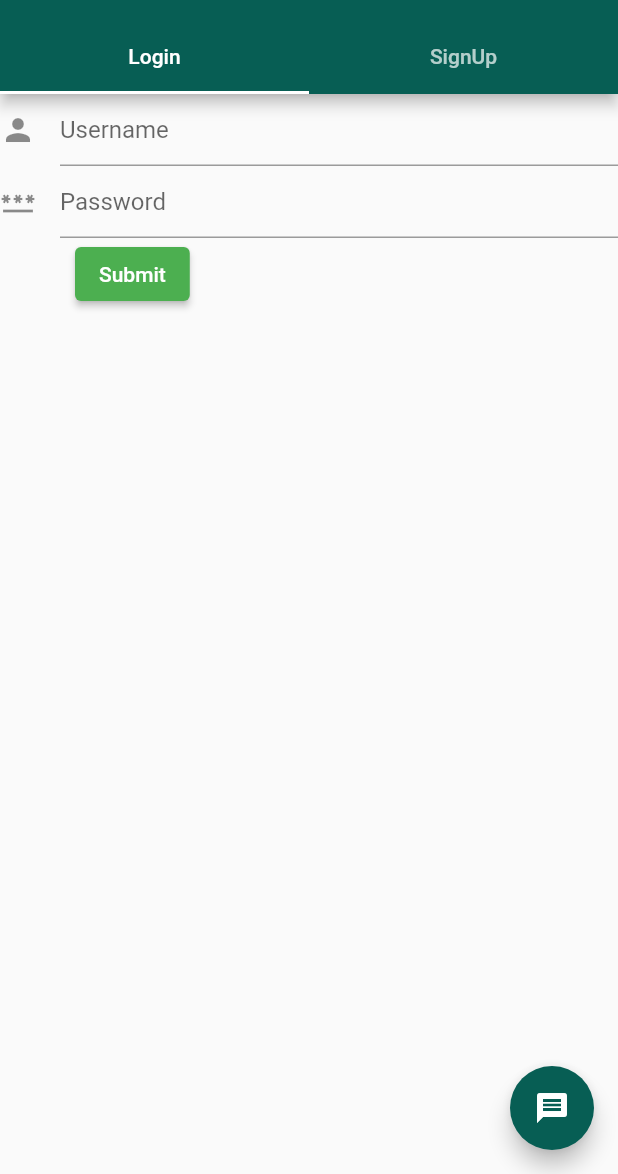
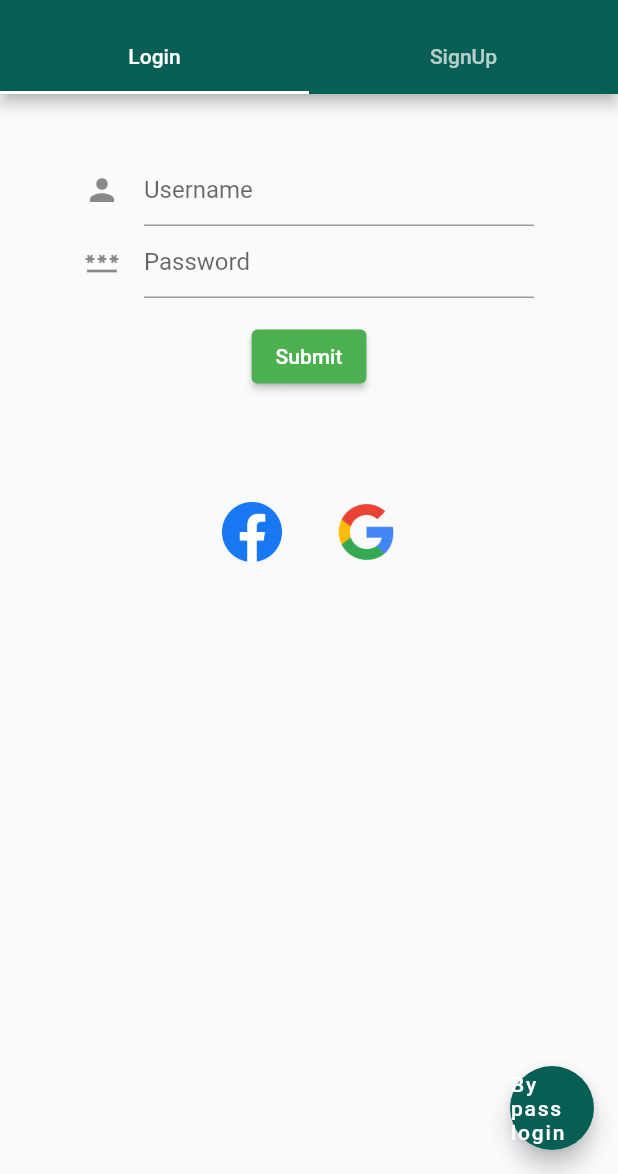
Before and after one commit to ratanpatil212/whats_app_clone, a Flutter app: the screen it shows after launch, on a phone screen of 412 x 824 dp, the part 62-1236 px from its top. Run offline on Flutter 3.47's test engine with Material 2 defaults, Android fonts, the phone set to English and light mode, and no system bars; our stand-ins replace firebase_auth, firebase_core, fluttertoast, google_fonts, hexcolor; accounts and stored records are empty.

Commit message:
UI changes in login page

```diff
--- a/lib/scripts/Creds.dart
+++ b/lib/scripts/Creds.dart
@@ -53,7 +53,42 @@ class _CredentialsState extends State<Credentials>
         child: TabBarView(
           controller: _credsTabController,
           children: [
-            loginForm(),
+            Container(
+              child: Column(
+                children: <Widget>[
+                  loginForm(),
+                  Container(
+                    child: Row(
+                      mainAxisAlignment: MainAxisAlignment.center,
+                      children: [
+                        Container(
+                          padding: const EdgeInsets.all(8.0),
+                          margin: EdgeInsets.all(10),
+                          child: InkWell(
+                            onTap: () => {print("FB icon tapped")},
+                            child: Image.asset(
+                              "assets/smallicons/fbicon.png",
+                              height: 40,
+                            ),
+                          ),
+                        ),
+                        Container(
+                          padding: const EdgeInsets.all(8.0),
+                          margin: EdgeInsets.all(10),
+                          child: InkWell(
+                            onTap: () => {print("Google icon tapped")},
+                            child: Image.asset(
+                              "assets/smallicons/googleicon.png",
+                              height: 40,
+                            ),
+                          ),
+                        ),
+                      ],
+                    ),
+                  ),
+                ],
+              ),
+            ),
             signUpProcess(),
           ],
         ),
@@ -61,7 +96,7 @@ class _CredentialsState extends State<Credentials>
       floatingActionButton: FloatingActionButton(
         onPressed: () => Navigator.pushNamed(context, route.HomePagePage),
         backgroundColor: HexColor("#075E54"),
-        child: const Icon(Icons.message),
+        child: Text("By pass login"),
       ),
     );
   }
--- a/lib/scripts/loginprocess.dart
+++ b/lib/scripts/loginprocess.dart
@@ -27,8 +27,11 @@ class _loginFormState extends State<loginForm> {
   Widget build(BuildContext context) {
     return Form(
       key: _formkey,
+      child: Container(
+        margin: EdgeInsets.only(top: 40, bottom: 40),
+        width: 300,
         child: Column(
-        crossAxisAlignment: CrossAxisAlignment.start,
+          crossAxisAlignment: CrossAxisAlignment.center,
           children: <Widget>[
             TextFormField(
               controller: _myusercontroller,
@@ -52,6 +55,7 @@ class _loginFormState extends State<loginForm> {
             ),
             Container(
               padding: EdgeInsets.only(left: 50, right: 50),
+              margin: EdgeInsets.all(15),
               child: ElevatedButton(
                 child: Text('Submit'),
                 onPressed: () async {
@@ -78,6 +82,7 @@ class _loginFormState extends State<loginForm> {
             ),
           ],
         ),
+      ),
     );
   }
 }
--- a/pubspec.yaml
+++ b/pubspec.yaml
@@ -42,6 +42,7 @@ dependencies:
   firebase_core: ^1.19.1
   firebase_auth: ^3.4.1
   flutter_launcher_icons: ^0.9.3
+  google_sign_in: ^5.4.0
 
 dev_dependencies:
   build_runner: ^2.1.11
@@ -64,6 +65,8 @@ flutter:
   uses-material-design: true
   assets:
     - assets/images/square.jpg
+    - assets/smallicons/fbicon.png
+    - assets/smallicons/googleicon.png
 
   # An image asset can refer to one or more resolution-specific "variants", see
   # https://flutter.dev/assets-and-images/#resolution-aware
```
Also changed, not shown: assets/smallicons/fbicon.png (added), assets/smallicons/googleicon.png (added), pubspec.lock. Lines whose indentation alone changed are shown as unchanged.
